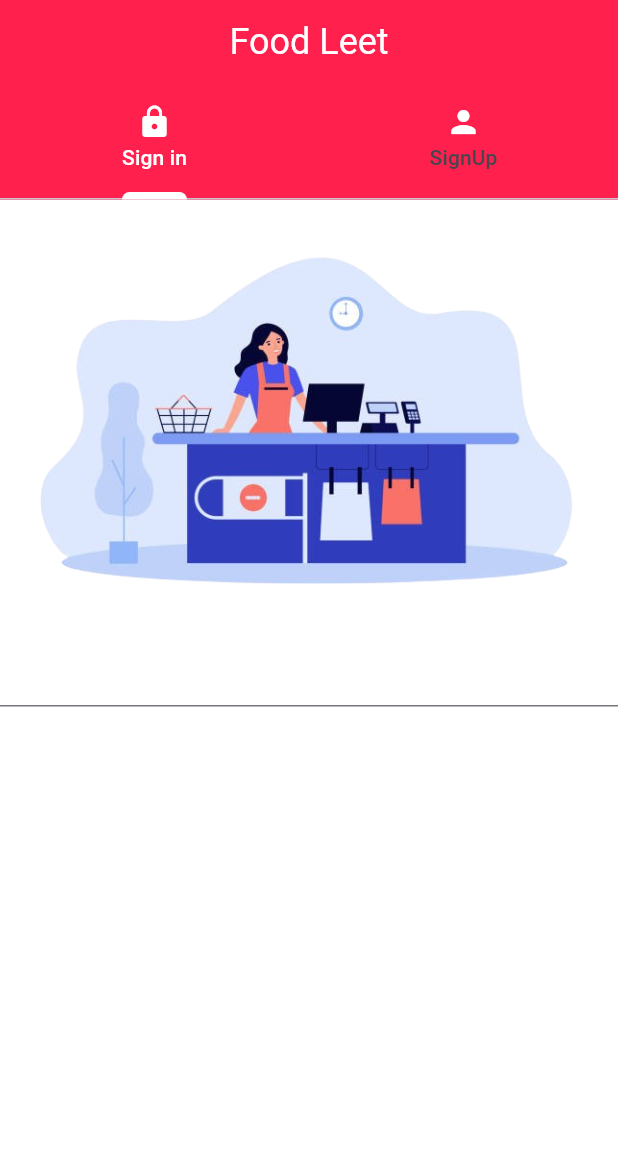
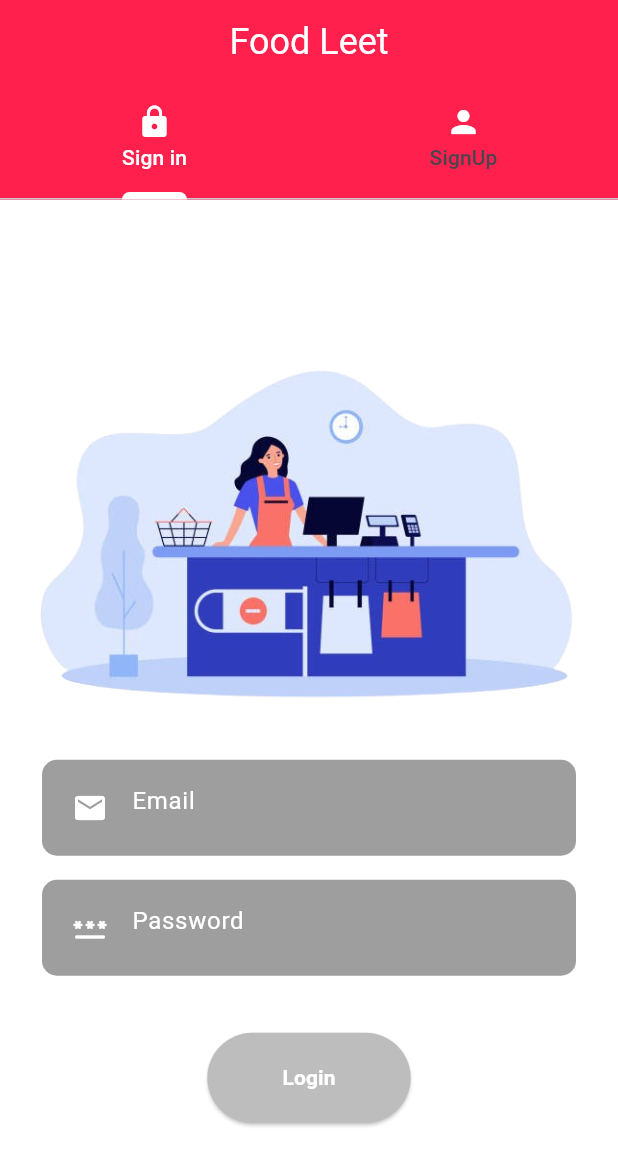
Before and after one commit to reisdeveloper/Food_Leet, a Flutter app: the screen it shows after launch, on a phone screen of 412 x 824 dp. Shown: the top 1166 px of the screen. Run offline on Flutter 3.47's test engine with Material 3 defaults, Android fonts, the light colour scheme and no system bars; our stand-ins replace go_router.

Commit message:
customtexts created

```diff
--- a/lib/core/auth/auth_screens/auth_sigin.dart
+++ b/lib/core/auth/auth_screens/auth_sigin.dart
@@ -1,4 +1,5 @@
 import 'package:flutter/material.dart';
+import 'package:food_fleet/core/presetation/widgets/custom_text_field.dart';
 
 class SignInScreen extends StatefulWidget {
   const SignInScreen({super.key});
@@ -9,10 +10,15 @@ class SignInScreen extends StatefulWidget {
 
 class _SignInScreenState extends State<SignInScreen> {
   GlobalKey<FormState> formKey = GlobalKey<FormState>();
+  final TextEditingController _emailTextEditingController =
+      TextEditingController();
+  final TextEditingController _passwordTextEditingController =
+      TextEditingController();
 
   @override
   Widget build(BuildContext context) {
-    return SingleChildScrollView(
+    return Center(
+      child: SingleChildScrollView(
         child: Column(
           mainAxisAlignment: MainAxisAlignment.center,
           children: [
@@ -28,9 +34,49 @@ class _SignInScreenState extends State<SignInScreen> {
             ),
             Form(
               key: formKey,
-            child: TextFormField(),
+              child: Column(
+                mainAxisAlignment: MainAxisAlignment.center,
+                children: [
+                  CustomTextField(
+                    textEditingController: _emailTextEditingController,
+                    iconData: Icons.email,
+                    enabled: true,
+                    hintString: 'Email',
+                    isObscure: false,
+                    keyboardType: TextInputType.emailAddress,
+                  ),
+                  CustomTextField(
+                    textEditingController: _passwordTextEditingController,
+                    iconData: Icons.password_rounded,
+                    enabled: true,
+                    hintString: 'Password',
+                    isObscure: true,
+                  ),
+                  const SizedBox(
+                    height: 30,
+                  ),
+                  ElevatedButton(
+                    onPressed: () {},
+                    style: ElevatedButton.styleFrom(
+                      backgroundColor: Colors.grey.shade400,
+                      padding: const EdgeInsets.symmetric(
+                        horizontal: 50,
+                        vertical: 20,
+                      ),
+                    ),
+                    child: const Text(
+                      "Login",
+                      style: TextStyle(
+                        color: Colors.white,
+                        fontWeight: FontWeight.bold,
+                      ),
+                    ),
+                  ),
+                ],
+              ),
             )
           ],
+        ),
       ),
     );
   }
--- a/lib/core/presetation/widgets/custom_text_field.dart
+++ b/lib/core/presetation/widgets/custom_text_field.dart
@@ -1,7 +1,23 @@
 import 'package:flutter/material.dart';
+import 'package:flutter/widgets.dart';
 
 class CustomTextField extends StatefulWidget {
-  const CustomTextField({super.key});
+  TextEditingController? textEditingController;
+  IconData? iconData;
+  String? hintString;
+  bool? isObscure;
+  bool? enabled;
+  TextInputType? keyboardType;
+
+  CustomTextField({
+    super.key,
+    required this.textEditingController,
+    required this.iconData,
+    required this.hintString,
+    required this.isObscure,
+    required this.enabled,
+    this.keyboardType,
+  });
 
   @override
   State<CustomTextField> createState() => _CustomTextFieldState();
@@ -10,13 +26,30 @@ class CustomTextField extends StatefulWidget {
 class _CustomTextFieldState extends State<CustomTextField> {
   @override
   Widget build(BuildContext context) {
-    return Container(
-      decoration: BoxDecoration(
-        color: Colors.white,
-        borderRadius: BorderRadius.circular(10),
+    return Padding(
+      padding: const EdgeInsets.symmetric(horizontal: 20),
+      child: Container(
+        decoration: BoxDecoration(
+          color: Colors.grey,
+          borderRadius: BorderRadius.circular(10),
+        ),
+        padding: const EdgeInsets.all(8),
+        margin: const EdgeInsets.all(8),
+        child: TextFormField(
+          enabled: widget.enabled,
+          controller: widget.textEditingController,
+          obscureText: widget.isObscure!,
+          decoration: InputDecoration(
+            border: InputBorder.none,
+            hintText: widget.hintString,
+            hintStyle: const TextStyle(color: Colors.white),
+            prefixIcon: Icon(
+              widget.iconData,
+              color: Colors.white,
+            ),
+          ),
+        ),
       ),
-      padding: const EdgeInsets.all(8),
-      margin: const EdgeInsets.all(8),
     );
   }
 }
--- a/lib/main.dart
+++ b/lib/main.dart
@@ -1,7 +1,5 @@
 import 'package:flutter/material.dart';
 import 'package:food_fleet/core/auth/auth_screens/auth_screen.dart';
-import 'package:food_fleet/core/auth/auth_screens/auth_sigin.dart';
-import 'package:food_fleet/core/presetation/splash_screen/splash_screen.dart';
 
 void main() => runApp(const App());
 
```
Lines whose indentation alone changed are shown as unchanged.
